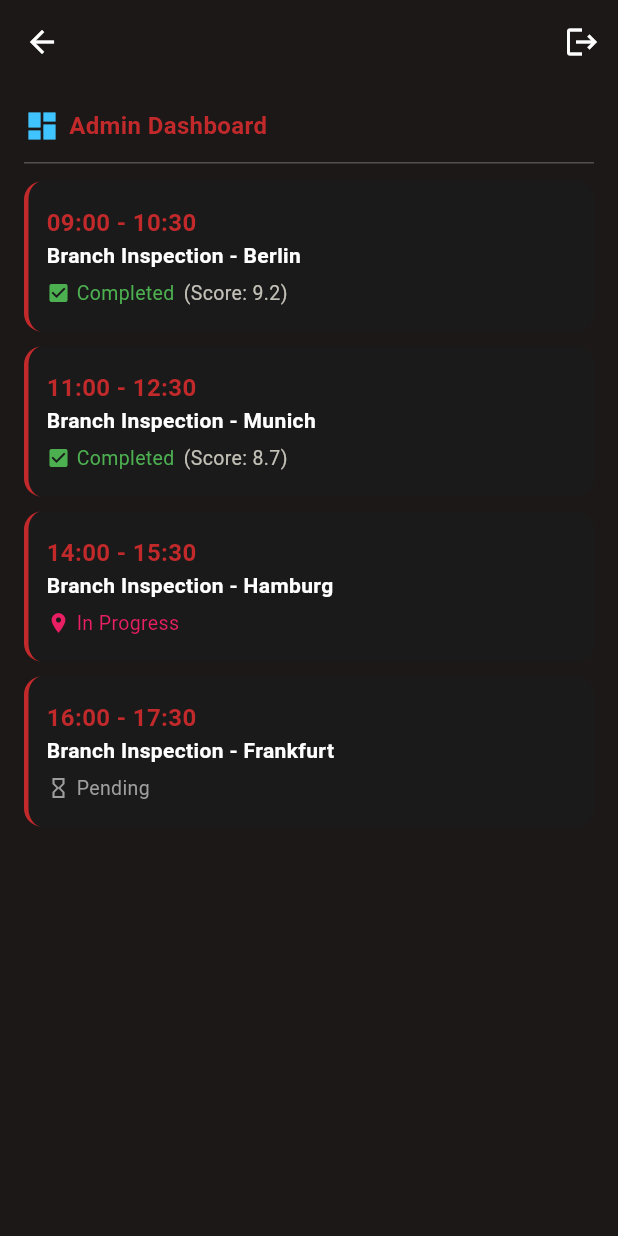
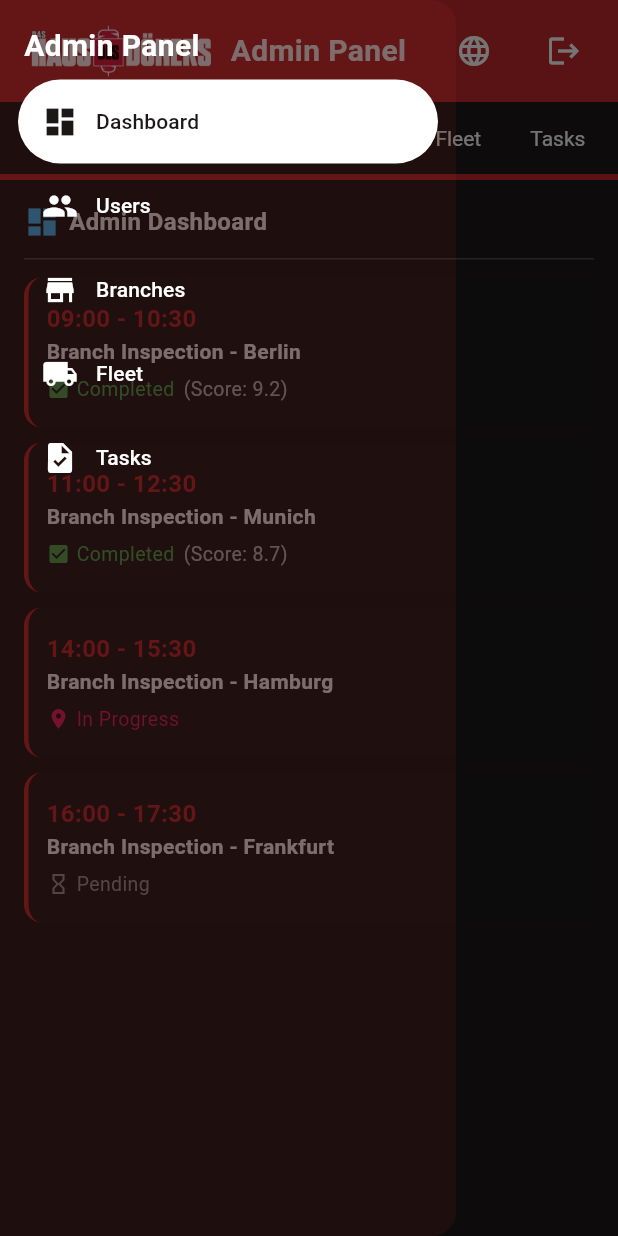
Before and after one commit to EnesAgir-7/Haus_des_Doners_Control_App, a Flutter app: the AdminDashboard widget shown alone on an empty page, opened directly, with the side drawer open (before the commit the screen has no drawer), on a phone screen of 412 x 824 dp. Run offline on Flutter 3.47's test engine with Material 3 defaults, Android fonts, the phone set to English and light mode, and no system bars; our stand-ins replace cached_network_image, camera, cloud_firestore, easy_localization, firebase_auth, firebase_core and 5 more; accounts and stored records are empty; network calls fail; Roboto replaces fonts that are missing (GTWalsheimPro-Regular.ttf).

Commit message:
screen_admin_dashboard.dart, and added new layout and routing for admin screens.

```diff
--- /dev/null
+++ b/lib/admin/layouts/admin_layout.dart
@@ -0,0 +1,44 @@
+import 'package:flutter/material.dart';
+
+import '../widgets/admin_app_bar.dart';
+import '../widgets/admin_navbar.dart';
+
+class AdminLayout extends StatelessWidget {
+  final Widget child;
+  final String title;
+
+  const AdminLayout({super.key, required this.child, required this.title});
+
+  @override
+  Widget build(BuildContext context) {
+    // Get screen size for responsive design
+    final size = MediaQuery.of(context).size;
+    final isTablet = size.width >= 768; // Tablet breakpoint
+
+    final currentRoute = ModalRoute.of(context)?.settings.name ?? '';
+
+    return Scaffold(
+      appBar: AdminAppBar(
+        currentRoute: currentRoute,
+        onRouteSelected: (route) {
+          Navigator.pushNamed(context, route);
+        },
+      ),
+      // Show side navigation for tablet
+      drawer: isTablet ? null : const AdminNavBar(),
+      body: SafeArea(
+        child: Row(
+          children: [
+            // Show permanent side navigation for tablet
+            if (isTablet) const AdminNavBar(),
+
+            // Main content
+            Expanded(
+              child: Padding(padding: const EdgeInsets.all(16.0), child: child),
+            ),
+          ],
+        ),
+      ),
+    );
+  }
+}
--- /dev/null
+++ b/lib/admin/routes/admin_routes.dart
@@ -0,0 +1,27 @@
+import 'package:flutter/material.dart';
+
+import '../screens/screen_admin_dashboard.dart';
+import '../screens/screen_admin_users.dart';
+import '../screens/screen_admin_branches.dart';
+import '../screens/screen_admin_fleet.dart';
+import '../screens/screen_admin_tasks.dart';
+
+/// Admin route names as constants
+class AdminRouteNames {
+  static const String dashboard = '/admin';
+  static const String users = '/admin/users';
+  static const String branches = '/admin/branches';
+  static const String fleet = '/admin/fleet';
+  static const String tasks = '/admin/tasks';
+}
+
+/// Admin route generator class
+class AdminRouter {
+  static Map<String, Widget Function(BuildContext)> routes = {
+    AdminRouteNames.dashboard: (context) => AdminDashboard(),
+    AdminRouteNames.users: (context) => const AdminUsersScreen(),
+    AdminRouteNames.branches: (context) => const AdminBranchesScreen(),
+    AdminRouteNames.fleet: (context) => const AdminFleetScreen(),
+    AdminRouteNames.tasks: (context) => const AdminTasksScreen(),
+  };
+}
--- a/lib/admin/screen_admin_dashboard.dart
+++ /dev/null
@@ -1,101 +0,0 @@
-import 'package:flutter/material.dart';
-import 'package:haus_des_control/widgets/statistic_card.dart';
-import 'package:provider/provider.dart';
-
-import '../../core/constants/app_colors.dart';
-import '../providers/provider_auth.dart';
-
-class AdminDashboard extends StatelessWidget {
-  AdminDashboard({super.key});
-
-  final List<StatisticCard> taskList = [
-    StatisticCard(
-      time: "09:00 - 10:30",
-      title: "Branch Inspection - Berlin",
-      status: "Completed",
-      subtitle: "Score: 9.2",
-      statusColor: Colors.green,
-      icon: Icons.check_box,
-    ),
-    StatisticCard(
-      time: "11:00 - 12:30",
-      title: "Branch Inspection - Munich",
-      status: "Completed",
-      subtitle: "Score: 8.7",
-      statusColor: Colors.green,
-      icon: Icons.check_box,
-    ),
-    StatisticCard(
-      time: "14:00 - 15:30",
-      title: "Branch Inspection - Hamburg",
-      status: "In Progress",
-      subtitle: "",
-      statusColor: Colors.pink,
-      icon: Icons.location_on,
-    ),
-    StatisticCard(
-      time: "16:00 - 17:30",
-      title: "Branch Inspection - Frankfurt",
-      status: "Pending",
-      subtitle: "",
-      statusColor: Colors.grey,
-      icon: Icons.hourglass_empty,
-    ),
-  ];
-
-  @override
-  Widget build(BuildContext context) {
-    return Scaffold(
-      appBar: AppBar(
-        actions: [
-          IconButton(
-            onPressed: () {
-              // Logout via ProviderAuth
-              context.read<ProviderAuth>().logout();
-            },
-            icon: const Icon(Icons.logout, color: AppColors.white),
-          ),
-        ],
-      ),
-      body: SafeArea(
-        child: Padding(
-          padding: const EdgeInsets.all(16),
-          child: Column(
-            crossAxisAlignment: CrossAxisAlignment.start,
-            children: [
-              Row(
-                children: [
-                  const Icon(Icons.dashboard, color: Colors.lightBlueAccent),
-                  const SizedBox(width: 6),
-                  Text(
-                    "Admin Dashboard", // 🔑 localization key
-                    style: const TextStyle(
-                      color: AppColors.primaryRed,
-                      fontWeight: FontWeight.bold,
-                      fontSize: 16,
-                    ),
-                  ),
-                ],
-              ),
-              const SizedBox(height: 12),
-
-              Container(height: 1, color: Colors.white24),
-              const SizedBox(height: 12),
-
-              Expanded(
-                child: ListView.separated(
-                  separatorBuilder: (context, index) =>
-                      const SizedBox(height: 10),
-                  itemCount: taskList.length,
-                  itemBuilder: (context, index) {
-                    return taskList[index];
-                  },
-                ),
-              ),
-            ],
-          ),
-        ),
-      ),
-    );
-  }
-}
--- /dev/null
+++ b/lib/admin/screens/screen_admin_branches.dart
@@ -0,0 +1,14 @@
+import 'package:flutter/material.dart';
+import '../layouts/admin_layout.dart';
+
+class AdminBranchesScreen extends StatelessWidget {
+  const AdminBranchesScreen({super.key});
+
+  @override
+  Widget build(BuildContext context) {
+    return const AdminLayout(
+      title: 'Branches Management',
+      child: Center(child: Text('Branches Management Screen')),
+    );
+  }
+}
--- /dev/null
+++ b/lib/admin/screens/screen_admin_dashboard.dart
@@ -0,0 +1,77 @@
+import 'package:flutter/material.dart';
+import 'package:haus_des_control/widgets/statistic_card.dart';
+
+import '../layouts/admin_layout.dart';
+
+class AdminDashboard extends StatelessWidget {
+  AdminDashboard({super.key});
+
+  final List<StatisticCard> taskList = [
+    StatisticCard(
+      time: "09:00 - 10:30",
+      title: "Branch Inspection - Berlin",
+      status: "Completed",
+      subtitle: "Score: 9.2",
+      statusColor: Colors.green,
+      icon: Icons.check_box,
+    ),
+    StatisticCard(
+      time: "11:00 - 12:30",
+      title: "Branch Inspection - Munich",
+      status: "Completed",
+      subtitle: "Score: 8.7",
+      statusColor: Colors.green,
+      icon: Icons.check_box,
+    ),
+    StatisticCard(
+      time: "14:00 - 15:30",
+      title: "Branch Inspection - Hamburg",
+      status: "In Progress",
+      subtitle: "",
+      statusColor: Colors.pink,
+      icon: Icons.location_on,
+    ),
+    StatisticCard(
+      time: "16:00 - 17:30",
+      title: "Branch Inspection - Frankfurt",
+      status: "Pending",
+      subtitle: "",
+      statusColor: Colors.grey,
+      icon: Icons.hourglass_empty,
+    ),
+  ];
+
+  @override
+  Widget build(BuildContext context) {
+    return AdminLayout(
+      title: 'Admin Dashboard',
+      child: Column(
+        crossAxisAlignment: CrossAxisAlignment.start,
+        children: [
+          Row(
+            children: [
+              const Icon(Icons.dashboard, color: Colors.lightBlueAccent),
+              const SizedBox(width: 6),
+              const Text(
+                "Admin Dashboard",
+                style: TextStyle(fontWeight: FontWeight.bold, fontSize: 16),
+              ),
+            ],
+          ),
+          const SizedBox(height: 12),
+          Container(height: 1, color: Colors.white24),
+          const SizedBox(height: 12),
+          Expanded(
+            child: ListView.separated(
+              separatorBuilder: (context, index) => const SizedBox(height: 10),
+              itemCount: taskList.length,
+              itemBuilder: (context, index) {
+                return taskList[index];
+              },
+            ),
+          ),
+        ],
+      ),
+    );
+  }
+}
--- /dev/null
+++ b/lib/admin/screens/screen_admin_fleet.dart
@@ -0,0 +1,14 @@
+import 'package:flutter/material.dart';
+import '../layouts/admin_layout.dart';
+
+class AdminFleetScreen extends StatelessWidget {
+  const AdminFleetScreen({super.key});
+
+  @override
+  Widget build(BuildContext context) {
+    return const AdminLayout(
+      title: 'Fleet Management',
+      child: Center(child: Text('Fleet Management Screen')),
+    );
+  }
+}
--- /dev/null
+++ b/lib/admin/screens/screen_admin_tasks.dart
@@ -0,0 +1,14 @@
+import 'package:flutter/material.dart';
+import '../layouts/admin_layout.dart';
+
+class AdminTasksScreen extends StatelessWidget {
+  const AdminTasksScreen({super.key});
+
+  @override
+  Widget build(BuildContext context) {
+    return const AdminLayout(
+      title: 'Tasks Management',
+      child: Center(child: Text('Tasks Management Screen')),
+    );
+  }
+}
--- /dev/null
+++ b/lib/admin/screens/screen_admin_users.dart
@@ -0,0 +1,14 @@
+import 'package:flutter/material.dart';
+import '../layouts/admin_layout.dart';
+
+class AdminUsersScreen extends StatelessWidget {
+  const AdminUsersScreen({super.key});
+
+  @override
+  Widget build(BuildContext context) {
+    return const AdminLayout(
+      title: 'Users Management',
+      child: Center(child: Text('Users Management Screen')),
+    );
+  }
+}
--- /dev/null
+++ b/lib/admin/widgets/admin_app_bar.dart
@@ -0,0 +1,123 @@
+import 'package:flutter/material.dart';
+import 'package:provider/provider.dart';
+
+import '../../core/constants/app_assets.dart';
+import '../../core/constants/app_colors.dart';
+import '../../providers/provider_auth.dart';
+import '../../widgets/language_button.dart';
+import '../routes/admin_routes.dart';
+
+class AdminAppBar extends StatelessWidget implements PreferredSizeWidget {
+  final String currentRoute;
+  final Function(String) onRouteSelected;
+
+  const AdminAppBar({
+    super.key,
+    required this.currentRoute,
+    required this.onRouteSelected,
+  });
+
+  @override
+  Size get preferredSize => const Size.fromHeight(120);
+
+  @override
+  Widget build(BuildContext context) {
+    return Container(
+      color: AppColors.primaryRed,
+      child: SafeArea(
+        child: Column(
+          children: [
+            // Top row with logo, language button, and logout button
+            Row(
+              mainAxisAlignment: MainAxisAlignment.spaceBetween,
+              children: [
+                Container(
+                  padding: const EdgeInsets.symmetric(vertical: 16),
+                  child: Padding(
+                    padding: const EdgeInsets.symmetric(horizontal: 20),
+                    child: Row(
+                      children: [
+                        Image.asset(kAppLogo, height: 36),
+                        const SizedBox(width: 12),
+                        const Text(
+                          'Admin Panel',
+                          style: TextStyle(
+                            color: AppColors.white,
+                            fontSize: 20,
+                            fontWeight: FontWeight.bold,
+                          ),
+                        ),
+                      ],
+                    ),
+                  ),
+                ),
+                Row(
+                  children: [
+                    LanguageButton(),
+                    const SizedBox(width: 12),
+                    IconButton(
+                      onPressed: () {
+                        context.read<ProviderAuth>().logout();
+                      },
+                      icon: const Icon(Icons.logout, color: AppColors.white),
+                    ),
+                    const SizedBox(width: 12),
+                  ],
+                ),
+              ],
+            ),
+
+            // Navigation row
+            Container(
+              width: MediaQuery.of(context).size.width,
+              color: AppColors.primaryDark,
+              child: SingleChildScrollView(
+                scrollDirection: Axis.horizontal,
+                child: Container(
+                  width: MediaQuery.of(context).size.width,
+                  padding: const EdgeInsets.symmetric(horizontal: 16),
+                  child: Row(
+                    mainAxisAlignment: MainAxisAlignment.spaceEvenly,
+                    children: [
+                      _buildNavLink(
+                        context,
+                        'Dashboard',
+                        AdminRouteNames.dashboard,
+                      ),
+                      _buildNavLink(context, 'Users', AdminRouteNames.users),
+                      _buildNavLink(
+                        context,
+                        'Branches',
+                        AdminRouteNames.branches,
+                      ),
+                      _buildNavLink(context, 'Fleet', AdminRouteNames.fleet),
+                      _buildNavLink(context, 'Tasks', AdminRouteNames.tasks),
+                    ],
+                  ),
+                ),
+              ),
+            ),
+          ],
+        ),
+      ),
+    );
+  }
+
+  Widget _buildNavLink(BuildContext context, String title, String route) {
+    final bool isCurrentRoute = currentRoute == route;
+
+    return TextButton(
+      onPressed: () => onRouteSelected(route),
+      style: TextButton.styleFrom(
+        backgroundColor: isCurrentRoute
+            ? AppColors.primaryRed
+            : Colors.transparent,
+        foregroundColor: AppColors.white,
+        padding: const EdgeInsets.symmetric(horizontal: 16, vertical: 0),
+        textStyle: const TextStyle(fontSize: 14),
+        shape: const RoundedRectangleBorder(borderRadius: BorderRadius.zero),
+      ),
+      child: Text(title),
+    );
+  }
+}
--- /dev/null
+++ b/lib/admin/widgets/admin_navbar.dart
@@ -0,0 +1,87 @@
+import 'package:flutter/material.dart';
+
+import '../../core/constants/app_colors.dart';
+import '../routes/admin_routes.dart';
+
+class AdminNavBar extends StatelessWidget {
+  const AdminNavBar({super.key});
+
+  @override
+  Widget build(BuildContext context) {
+    final currentRoute = ModalRoute.of(context)?.settings.name ?? '';
+
+    return NavigationDrawer(
+      backgroundColor: AppColors.primaryRed.withOpacity(0.1),
+      selectedIndex: _getSelectedIndex(currentRoute),
+      onDestinationSelected: (index) {
+        switch (index) {
+          case 0:
+            Navigator.pushNamed(context, AdminRouteNames.dashboard);
+            break;
+          case 1:
+            Navigator.pushNamed(context, AdminRouteNames.users);
+            break;
+          case 2:
+            Navigator.pushNamed(context, AdminRouteNames.branches);
+            break;
+          case 3:
+            Navigator.pushNamed(context, AdminRouteNames.fleet);
+            break;
+          case 4:
+            Navigator.pushNamed(context, AdminRouteNames.tasks);
+            break;
+        }
+      },
+      children: const [
+        Padding(
+          padding: EdgeInsets.fromLTRB(16, 16, 16, 8),
+          child: Text(
+            'Admin Panel',
+            style: TextStyle(
+              color: AppColors.white,
+              fontWeight: FontWeight.bold,
+              fontSize: 20,
+            ),
+          ),
+        ),
+        NavigationDrawerDestination(
+          icon: Icon(Icons.dashboard),
+          label: Text('Dashboard'),
+        ),
+        NavigationDrawerDestination(
+          icon: Icon(Icons.people),
+          label: Text('Users'),
+        ),
+        NavigationDrawerDestination(
+          icon: Icon(Icons.store),
+          label: Text('Branches'),
+        ),
+        NavigationDrawerDestination(
+          icon: Icon(Icons.local_shipping),
+          label: Text('Fleet'),
+        ),
+        NavigationDrawerDestination(
+          icon: Icon(Icons.task),
+          label: Text('Tasks'),
+        ),
+      ],
+    );
+  }
+
+  int _getSelectedIndex(String currentRoute) {
+    switch (currentRoute) {
+      case AdminRouteNames.dashboard:
+        return 0;
+      case AdminRouteNames.users:
+        return 1;
+      case AdminRouteNames.branches:
+        return 2;
+      case AdminRouteNames.fleet:
+        return 3;
+      case AdminRouteNames.tasks:
+        return 4;
+      default:
+        return 0;
+    }
+  }
+}
--- a/lib/main.dart
+++ b/lib/main.dart
@@ -10,7 +10,7 @@ import 'package:haus_des_control/providers/provider_tasks.dart';
 import 'package:haus_des_control/translations/codegen_loader.g.dart';
 import 'package:provider/provider.dart';
 
-import 'admin/screen_admin_dashboard.dart';
+import 'admin/screens/screen_admin_dashboard.dart';
 import 'core/theme/app_theme.dart';
 import 'layouts/main_layout.dart';
 import 'providers/provider_control.dart';
```
Also changed, not shown: 1 other file.
